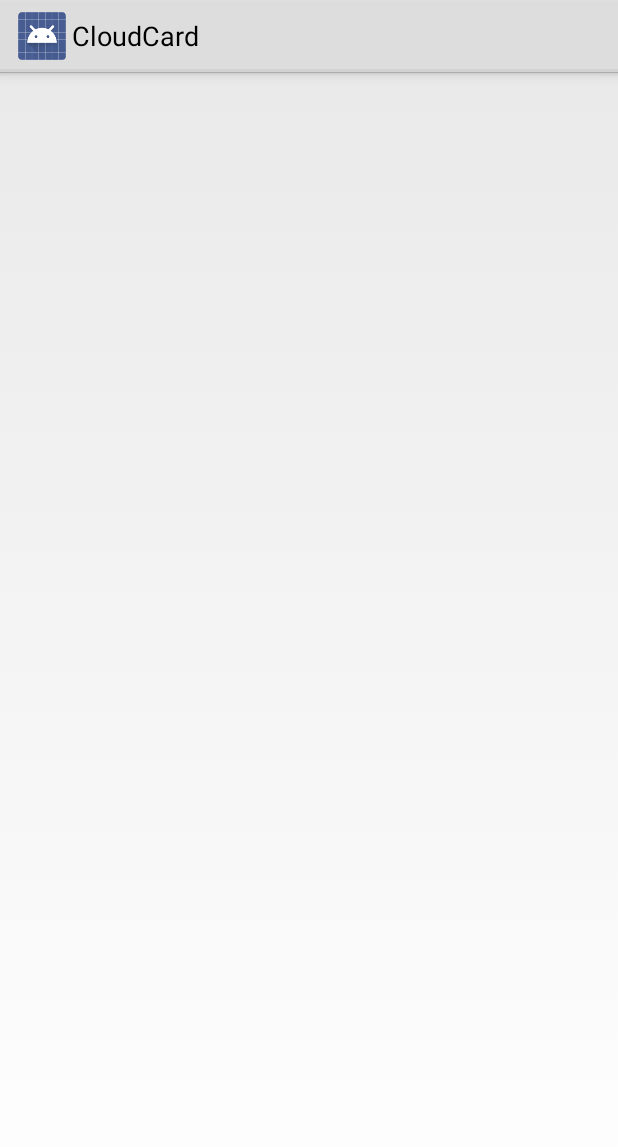
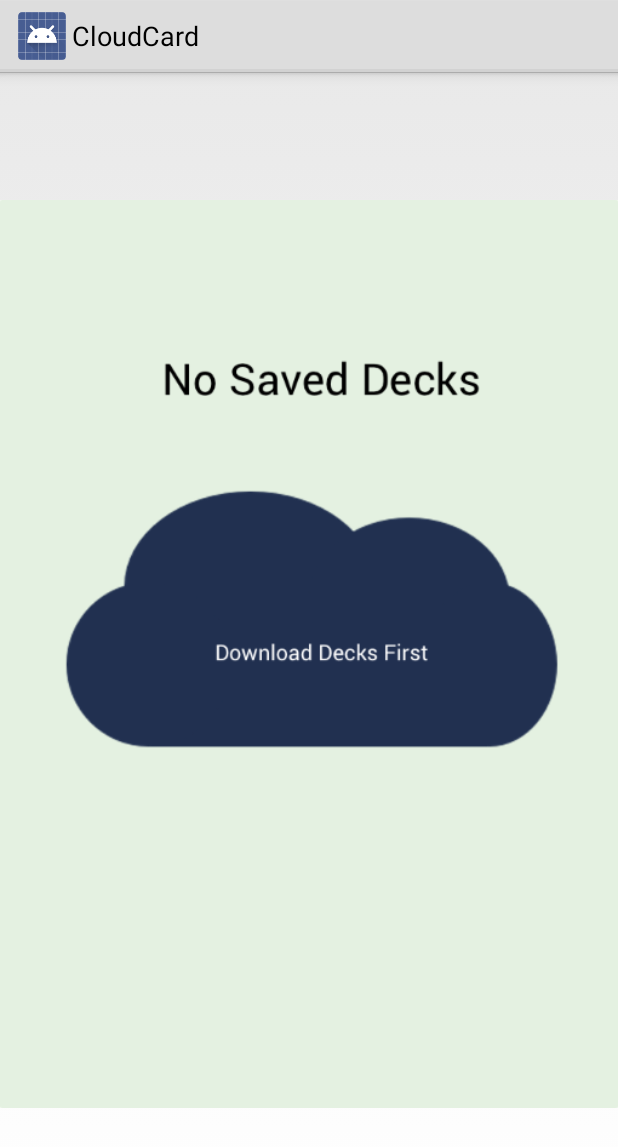
Before and after one commit to CloudCard-App/android, an Android app: the fragment YourDecksChooserFragment shown on its own in the app's theme, on a phone screen of 412 x 824 dp. Shown: the top 1147 px of the screen. Run offline under Robolectric (Android 15) with nearby library versions, the phone set to English and light mode, and no system bars; 2 statements that could not run were skipped.

Commit message:
Added display no saved decks

```diff
--- a/app/src/main/java/com/example/marc/materialtabviews/your_decks/YourDecksChooserFragment.java
+++ b/app/src/main/java/com/example/marc/materialtabviews/your_decks/YourDecksChooserFragment.java
@@ -7,6 +7,7 @@ import android.view.LayoutInflater;
 import android.view.View;
 import android.view.ViewGroup;
 import android.widget.ArrayAdapter;
+import android.widget.ImageView;
 import android.widget.ListView;
 
 import com.example.marc.materialtabviews.Downloader;
@@ -36,6 +37,10 @@ public class YourDecksChooserFragment extends ListFragment {
     @Override
     public void onActivityCreated(Bundle savedInstanceState) {
         super.onActivityCreated(savedInstanceState);
+        getListView().setEmptyView(getActivity().findViewById(android.R.id.empty));
+
+        ImageView emptyImage = (ImageView) getView().findViewById(android.R.id.empty);
+        emptyImage.setImageResource(R.drawable.no_saved_decks);
 
         YourDeckLister lister = new YourDeckLister(Downloader.APP_DIRECTORY);
         deckNameList = lister.getListOfSheets();
```
